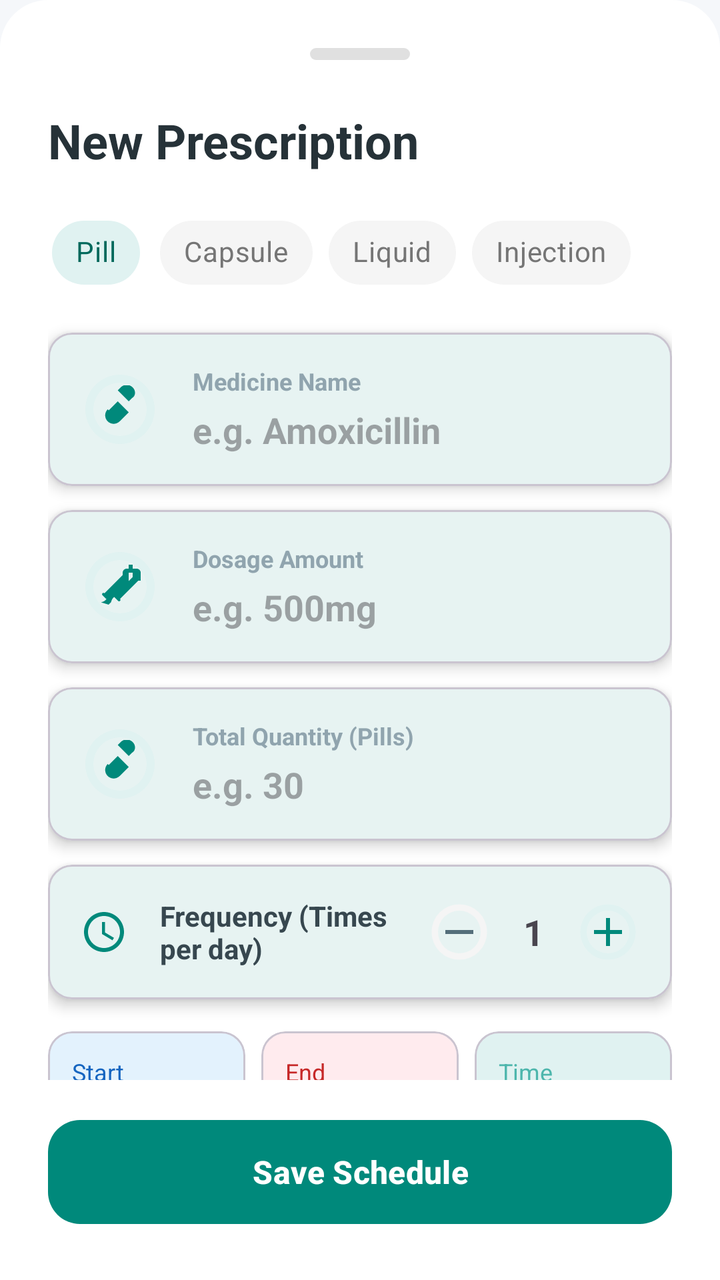
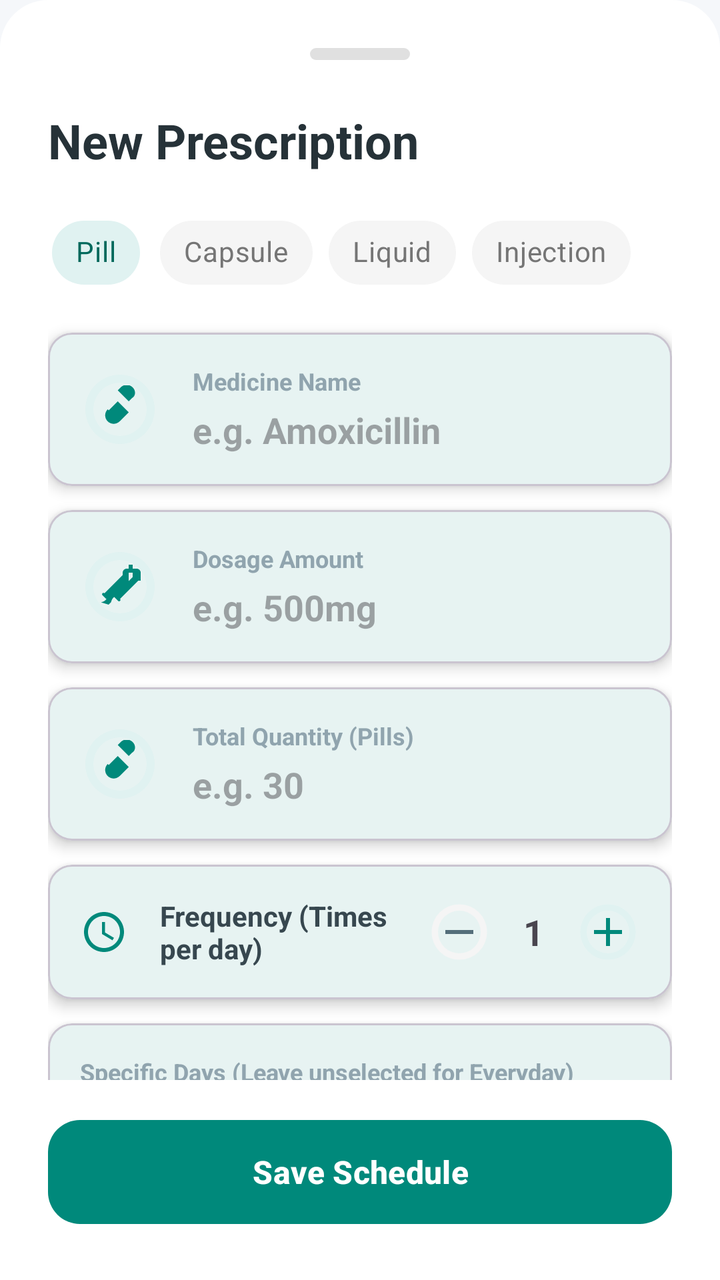

Before-and-after screenshots of an Android layout around one commit, followed by the original layout XML and the change that was made.
<!-- AndroidManifest.xml: application theme Theme.VitalFlow -->
<!-- res/layout/bottom_sheet_add_med.xml -->
<?xml version="1.0" encoding="utf-8"?>
<androidx.constraintlayout.widget.ConstraintLayout xmlns:android="http://schemas.android.com/apk/res/android"
    xmlns:app="http://schemas.android.com/apk/res-auto"
    android:layout_width="match_parent"
    android:layout_height="wrap_content"
    android:background="@drawable/bg_bottom_sheet"
    android:paddingTop="24dp"
    android:paddingBottom="24dp">

    <View
        android:id="@+id/dragHandle"
        android:layout_width="50dp"
        android:layout_height="6dp"
        android:background="@drawable/shape_drag_handle"
        app:layout_constraintEnd_toEndOf="parent"
        app:layout_constraintStart_toStartOf="parent"
        app:layout_constraintTop_toTopOf="parent" />

    <TextView
        android:id="@+id/tvSheetTitle"
        android:layout_width="wrap_content"
        android:layout_height="wrap_content"
        android:layout_marginStart="24dp"
        android:layout_marginTop="24dp"
        android:text="New Prescription"
        android:textColor="#263238"
        android:textSize="24sp"
        android:textStyle="bold"
        app:layout_constraintStart_toStartOf="parent"
        app:layout_constraintTop_toBottomOf="@id/dragHandle" />

    <androidx.core.widget.NestedScrollView
        android:id="@+id/scrollContainer"
        android:layout_width="match_parent"
        android:layout_height="wrap_content"
        android:layout_marginTop="16dp"
        android:fillViewport="true"
        app:layout_constrainedHeight="true"
        app:layout_constraintHeight_max="550dp"
        app:layout_constraintBottom_toTopOf="@id/btnSaveMed"
        app:layout_constraintTop_toBottomOf="@id/tvSheetTitle">

        <LinearLayout
            android:layout_width="match_parent"
            android:layout_height="wrap_content"
            android:orientation="vertical"
            android:paddingHorizontal="24dp"
            android:paddingBottom="16dp">

            <HorizontalScrollView
                android:layout_width="match_parent"
                android:layout_height="wrap_content"
                android:scrollbars="none">

                <com.google.android.material.chip.ChipGroup
                    android:id="@+id/chipGroupType"
                    android:layout_width="wrap_content"
                    android:layout_height="wrap_content"
                    app:selectionRequired="true"
                    app:singleSelection="true">

                    <com.google.android.material.chip.Chip
                        android:id="@+id/chipPill"
                        style="@style/Widget.MaterialComponents.Chip.Choice"
                        android:layout_width="wrap_content"
                        android:layout_height="wrap_content"
                        android:checked="true"
                        android:text="Pill"
                        android:textColor="@color/text_chip_selector"
                        app:chipBackgroundColor="@color/bg_chip_selector" />

                    <com.google.android.material.chip.Chip
                        android:id="@+id/chipCapsule"
                        style="@style/Widget.MaterialComponents.Chip.Choice"
                        android:layout_width="wrap_content"
                        android:layout_height="wrap_content"
                        android:text="Capsule"
                        android:textColor="@color/text_chip_selector"
                        app:chipBackgroundColor="@color/bg_chip_selector" />

                    <com.google.android.material.chip.Chip
                        android:id="@+id/chipLiquid"
                        style="@style/Widget.MaterialComponents.Chip.Choice"
                        android:layout_width="wrap_content"
                        android:layout_height="wrap_content"
                        android:text="Liquid"
                        android:textColor="@color/text_chip_selector"
                        app:chipBackgroundColor="@color/bg_chip_selector" />

                    <com.google.android.material.chip.Chip
                        android:id="@+id/chipInjections"
                        style="@style/Widget.MaterialComponents.Chip.Choice"
                        android:layout_width="wrap_content"
                        android:layout_height="wrap_content"
                        android:text="Injection"
                        android:textColor="@color/text_chip_selector"
                        app:chipBackgroundColor="@color/bg_chip_selector" />
                </com.google.android.material.chip.ChipGroup>
            </HorizontalScrollView>

            <com.google.android.material.card.MaterialCardView
                android:id="@+id/cardNameInput"
                android:layout_width="match_parent"
                android:layout_height="wrap_content"
                android:layout_marginTop="16dp"
                app:cardBackgroundColor="#FFFFFF"
                app:cardCornerRadius="12dp"
                app:cardElevation="4dp">

                <LinearLayout
                    android:layout_width="match_parent"
                    android:layout_height="wrap_content"
                    android:gravity="center_vertical"
                    android:orientation="horizontal"
                    android:padding="16dp">

                    <View
                        android:layout_width="40dp"
                        android:layout_height="40dp"
                        android:background="@drawable/circle_shape"
                        android:backgroundTint="#E0F2F1" />

                    <ImageView
                        android:layout_width="24dp"
                        android:layout_height="24dp"
                        android:layout_marginStart="-32dp"
                        android:src="@drawable/ic_medicine_pro"
                        app:tint="#00897B" />

                    <LinearLayout
                        android:layout_width="match_parent"
                        android:layout_height="wrap_content"
                        android:layout_marginStart="24dp"
                        android:orientation="vertical">

                        <TextView
                            android:layout_width="wrap_content"
                            android:layout_height="wrap_content"
                            android:text="Medicine Name"
                            android:textColor="#90A4AE"
                            android:textSize="12sp"
                            android:textStyle="bold" />

                        <EditText
                            android:id="@+id/etName"
                            android:layout_width="match_parent"
                            android:layout_height="wrap_content"
                            android:background="@android:color/transparent"
                            android:hint="e.g. Amoxicillin"
                            android:inputType="textCapWords"
                            android:paddingTop="4dp"
                            android:textColor="#263238"
                            android:textSize="18sp"
                            android:textStyle="bold" />
                    </LinearLayout>
                </LinearLayout>
            </com.google.android.material.card.MaterialCardView>

            <com.google.android.material.card.MaterialCardView
                android:id="@+id/cardDoseInput"
                android:layout_width="match_parent"
                android:layout_height="wrap_content"
                android:layout_marginTop="12dp"
                app:cardBackgroundColor="#FFFFFF"
                app:cardCornerRadius="12dp"
                app:cardElevation="4dp">

                <LinearLayout
                    android:layout_width="match_parent"
                    android:layout_height="wrap_content"
                    android:gravity="center_vertical"
                    android:orientation="horizontal"
                    android:padding="16dp">

                    <View
                        android:layout_width="40dp"
                        android:layout_height="40dp"
                        android:background="@drawable/circle_shape"
                        android:backgroundTint="#E0F2F1" />

                    <ImageView
                        android:layout_width="24dp"
                        android:layout_height="24dp"
                        android:layout_marginStart="-32dp"
                        android:src="@drawable/ic_dosage_pro"
                        app:tint="#00897B" />

                    <LinearLayout
                        android:layout_width="match_parent"
                        android:layout_height="wrap_content"
                        android:layout_marginStart="24dp"
                        android:orientation="vertical">

                        <TextView
                            android:layout_width="wrap_content"
                            android:layout_height="wrap_content"
                            android:text="Dosage Amount"
                            android:textColor="#90A4AE"
                            android:textSize="12sp"
                            android:textStyle="bold" />

                        <EditText
                            android:id="@+id/etDosage"
                            android:layout_width="match_parent"
                            android:layout_height="wrap_content"
                            android:background="@android:color/transparent"
                            android:hint="e.g. 500mg"
                            android:inputType="text"
                            android:paddingTop="4dp"
                            android:textColor="#263238"
                            android:textSize="18sp"
                            android:textStyle="bold" />
                    </LinearLayout>
                </LinearLayout>
            </com.google.android.material.card.MaterialCardView>

            <com.google.android.material.card.MaterialCardView
                android:id="@+id/cardQuantityInput"
                android:layout_width="match_parent"
                android:layout_height="wrap_content"
                android:layout_marginTop="12dp"
                app:cardBackgroundColor="#FFFFFF"
                app:cardCornerRadius="12dp"
                app:cardElevation="4dp">

                <LinearLayout
                    android:layout_width="match_parent"
                    android:layout_height="wrap_content"
                    android:gravity="center_vertical"
                    android:orientation="horizontal"
                    android:padding="16dp">

                    <View
                        android:layout_width="40dp"
                        android:layout_height="40dp"
                        android:background="@drawable/circle_shape"
                        android:backgroundTint="#E0F2F1" />

                    <ImageView
                        android:layout_width="24dp"
                        android:layout_height="24dp"
                        android:layout_marginStart="-32dp"
                        android:src="@drawable/ic_medicine_pro"
                        app:tint="#00897B" />

                    <LinearLayout
                        android:layout_width="match_parent"
                        android:layout_height="wrap_content"
                        android:layout_marginStart="24dp"
                        android:orientation="vertical">

                        <TextView
                            android:id="@+id/tvQuantityLabel"
                            android:layout_width="wrap_content"
                            android:layout_height="wrap_content"
                            android:text="Total Quantity (Pills)"
                            android:textColor="#90A4AE"
                            android:textSize="12sp"
                            android:textStyle="bold" />

                        <EditText
                            android:id="@+id/etQuantity"
                            android:layout_width="match_parent"
                            android:layout_height="wrap_content"
                            android:background="@android:color/transparent"
                            android:hint="e.g. 30"
                            android:inputType="number"
                            android:paddingTop="4dp"
                            android:textColor="#263238"
                            android:textSize="18sp"
                            android:textStyle="bold" />
                    </LinearLayout>
                </LinearLayout>
            </com.google.android.material.card.MaterialCardView>

            <com.google.android.material.card.MaterialCardView
                android:id="@+id/cardFrequency"
                android:layout_width="match_parent"
                android:layout_height="wrap_content"
                android:layout_marginTop="12dp"
                app:cardBackgroundColor="#FFFFFF"
                app:cardCornerRadius="12dp"
                app:cardElevation="4dp">

                <LinearLayout
                    android:layout_width="match_parent"
                    android:layout_height="wrap_content"
                    android:gravity="center_vertical"
                    android:orientation="horizontal"
                    android:padding="16dp">

                    <ImageView
                        android:layout_width="24dp"
                        android:layout_height="24dp"
                        android:src="@drawable/ic_clock"
                        app:tint="#00897B" />

                    <TextView
                        android:layout_width="0dp"
                        android:layout_height="wrap_content"
                        android:layout_weight="1"
                        android:layout_marginStart="16dp"
                        android:text="Frequency (Times per day)"
                        android:textColor="#37474F"
                        android:textStyle="bold" />

                    <ImageButton
                        android:id="@+id/btnMinusFreq"
                        android:layout_width="32dp"
                        android:layout_height="32dp"
                        android:background="@drawable/circle_shape"
                        android:backgroundTint="#F5F5F5"
                        android:src="@drawable/ic_minus"
                        app:tint="#546E7A" />

                    <TextView
                        android:id="@+id/tvFrequency"
                        android:layout_width="wrap_content"
                        android:layout_height="wrap_content"
                        android:layout_marginHorizontal="16dp"
                        android:text="1"
                        android:textSize="18sp"
                        android:textStyle="bold" />

                    <ImageButton
                        android:id="@+id/btnPlusFreq"
                        android:layout_width="32dp"
                        android:layout_height="32dp"
                        android:background="@drawable/circle_shape"
                        android:backgroundTint="#E0F2F1"
                        android:src="@drawable/ic_add"
                        app:tint="#00897B" />
                </LinearLayout>
            </com.google.android.material.card.MaterialCardView>

            <LinearLayout
                android:id="@+id/layoutDateTime"
                android:layout_width="match_parent"
                android:layout_height="wrap_content"
                android:layout_marginTop="16dp"
                android:orientation="horizontal">

                <com.google.android.material.card.MaterialCardView
                    android:id="@+id/cardDatePicker"
                    android:layout_width="0dp"
                    android:layout_height="wrap_content"
                    android:layout_weight="1"
                    android:layout_marginEnd="4dp"
                    app:cardBackgroundColor="#E3F2FD"
                    app:cardCornerRadius="12dp"
                    app:cardElevation="0dp">

                    <LinearLayout
                        android:layout_width="match_parent"
                        android:layout_height="wrap_content"
                        android:orientation="vertical"
                        android:padding="12dp">

                        <TextView
                            android:layout_width="wrap_content"
                            android:layout_height="wrap_content"
                            android:text="Start"
                            android:textColor="#1565C0"
                            android:textSize="12sp" />

                        <TextView
                            android:id="@+id/tvStartDate"
                            android:layout_width="wrap_content"
                            android:layout_height="wrap_content"
                            android:layout_marginTop="4dp"
                            android:text="Today"
                            android:textColor="#0D47A1"
                            android:textSize="14sp"
                            android:textStyle="bold" />
                    </LinearLayout>
                </com.google.android.material.card.MaterialCardView>

                <com.google.android.material.card.MaterialCardView
                    android:id="@+id/cardEndDatePicker"
                    android:layout_width="0dp"
                    android:layout_height="wrap_content"
                    android:layout_weight="1"
                    android:layout_marginHorizontal="4dp"
                    app:cardBackgroundColor="#FFEBEE"
                    app:cardCornerRadius="12dp"
                    app:cardElevation="0dp">

                    <LinearLayout
                        android:layout_width="match_parent"
                        android:layout_height="wrap_content"
                        android:orientation="vertical"
                        android:padding="12dp">

                        <TextView
                            android:layout_width="wrap_content"
                            android:layout_height="wrap_content"
                            android:text="End"
                            android:textColor="#C62828"
                            android:textSize="12sp" />

                        <TextView
                            android:id="@+id/tvEndDate"
                            android:layout_width="wrap_content"
                            android:layout_height="wrap_content"
                            android:layout_marginTop="4dp"
                            android:text="Forever"
                            android:textColor="#B71C1C"
                            android:textSize="14sp"
                            android:textStyle="bold" />
                    </LinearLayout>
                </com.google.android.material.card.MaterialCardView>

                <com.google.android.material.card.MaterialCardView
                    android:id="@+id/cardTimePicker"
                    android:layout_width="0dp"
                    android:layout_height="wrap_content"
                    android:layout_weight="1"
                    android:layout_marginStart="4dp"
                    app:cardBackgroundColor="#E0F2F1"
                    app:cardCornerRadius="12dp"
                    app:cardElevation="0dp">

                    <LinearLayout
                        android:layout_width="match_parent"
                        android:layout_height="wrap_content"
                        android:orientation="vertical"
                        android:padding="12dp">

                        <TextView
                            android:layout_width="wrap_content"
                            android:layout_height="wrap_content"
                            android:text="Time"
                            android:textColor="#4DB6AC"
                            android:textSize="12sp" />

                        <TextView
                            android:id="@+id/tvSelectedTime"
                            android:layout_width="wrap_content"
                            android:layout_height="wrap_content"
                            android:layout_marginTop="4dp"
                            android:text="08:00 AM"
                            android:textColor="#00695C"
                            android:textSize="14sp"
                            android:textStyle="bold" />
                    </LinearLayout>
                </com.google.android.material.card.MaterialCardView>
            </LinearLayout>

            <com.google.android.material.card.MaterialCardView
                android:id="@+id/cardDoctor"
                android:layout_width="match_parent"
                android:layout_height="wrap_content"
                android:layout_marginTop="16dp"
                app:cardBackgroundColor="#F0F8F6"
                app:cardCornerRadius="12dp"
                app:cardElevation="0dp"
                app:strokeColor="#B2DFDB"
                app:strokeWidth="1dp">

                <LinearLayout
                    android:layout_width="match_parent"
                    android:layout_height="wrap_content"
                    android:orientation="vertical"
                    android:padding="16dp">

                    <TextView
                        android:layout_width="wrap_content"
                        android:layout_height="wrap_content"
                        android:layout_marginBottom="8dp"
                        android:text="Prescription Details (Optional)"
                        android:textColor="#00695C"
                        android:textSize="12sp"
                        android:textStyle="bold" />

                    <LinearLayout
                        android:layout_width="match_parent"
                        android:layout_height="wrap_content"
                        android:orientation="horizontal">

                        <LinearLayout
                            android:layout_width="0dp"
                            android:layout_height="wrap_content"
                            android:layout_weight="1"
                            android:orientation="vertical">

                            <LinearLayout
                                android:layout_width="match_parent"
                                android:layout_height="wrap_content"
                                android:gravity="center_vertical"
                                android:orientation="horizontal">

                                <ImageView
                                    android:layout_width="20dp"
                                    android:layout_height="20dp"
                                    android:src="@drawable/ic_doctor"
                                    app:tint="#546E7A" />

                                <EditText
                                    android:id="@+id/etDoctor"
                                    android:layout_width="match_parent"
                                    android:layout_height="wrap_content"
                                    android:background="@android:color/transparent"
                                    android:hint="Dr. Name"
                                    android:inputType="textPersonName"
                                    android:paddingVertical="8dp"
                                    android:paddingStart="8dp"
                                    android:textSize="14sp" />
                            </LinearLayout>

                            <View
                                android:layout_width="match_parent"
                                android:layout_height="1dp"
                                android:background="#CFD8DC" />
                        </LinearLayout>

                        <View
                            android:layout_width="16dp"
                            android:layout_height="1dp" />

                        <LinearLayout
                            android:layout_width="0dp"
                            android:layout_height="wrap_content"
                            android:layout_weight="1"
                            android:orientation="vertical">

                            <LinearLayout
                                android:layout_width="match_parent"
                                android:layout_height="wrap_content"
                                android:gravity="center_vertical"
                                android:orientation="horizontal">

                                <ImageView
                                    android:layout_width="20dp"
                                    android:layout_height="20dp"
                                    android:src="@drawable/ic_hospital"
                                    app:tint="#546E7A" />

                                <EditText
                                    android:id="@+id/etHospital"
                                    android:layout_width="match_parent"
                                    android:layout_height="wrap_content"
                                    android:background="@android:color/transparent"
                                    android:hint="Hospital"
                                    android:inputType="text"
                                    android:paddingVertical="8dp"
                                    android:paddingStart="8dp"
                                    android:textSize="14sp" />
                            </LinearLayout>

                            <View
                                android:layout_width="match_parent"
                                android:layout_height="1dp"
                                android:background="#CFD8DC" />
                        </LinearLayout>
                    </LinearLayout>
                </LinearLayout>
            </com.google.android.material.card.MaterialCardView>

        </LinearLayout>
    </androidx.core.widget.NestedScrollView>

    <com.google.android.material.button.MaterialButton
        android:id="@+id/btnSaveMed"
        android:layout_width="match_parent"
        android:layout_height="60dp"
        android:layout_marginHorizontal="24dp"
        android:layout_marginTop="16dp"
        android:elevation="4dp"
        android:text="Save Schedule"
        android:textColor="#FFFFFF"
        android:textSize="16sp"
        android:textStyle="bold"
        app:backgroundTint="#00897B"
        app:cornerRadius="16dp"
        app:layout_constraintBottom_toBottomOf="parent"
        app:layout_constraintTop_toBottomOf="@id/scrollContainer" />

</androidx.constraintlayout.widget.ConstraintLayout>
<!-- resources referenced by this layout -->
<resources>
  <!-- drawable bg_bottom_sheet (drawable) -->
  <?xml version="1.0" encoding="utf-8"?>
  <shape xmlns:android="http://schemas.android.com/apk/res/android">
      <solid android:color="#FFFFFF" />
      <corners android:topLeftRadius="24dp" android:topRightRadius="24dp" />
  </shape>
  <!-- drawable circle_shape (drawable) -->
  <?xml version="1.0" encoding="utf-8"?>
  <shape xmlns:android="http://schemas.android.com/apk/res/android"
      android:innerRadiusRatio="3"
      android:shape="ring"
      android:thicknessRatio="10.0"
      android:useLevel="false">
      <solid android:color="#ECEFF1" />
  </shape>
  <!-- drawable ic_add (drawable) -->
  <vector xmlns:android="http://schemas.android.com/apk/res/android" android:height="24dp" android:tint="#000000" android:viewportHeight="960" android:viewportWidth="960" android:width="24dp">
        
      <path android:fillColor="@android:color/white" android:pathData="M440,520L200,520L200,440L440,440L440,200L520,200L520,440L760,440L760,520L520,520L520,760L440,760L440,520Z"/>
      
  </vector>
  <!-- drawable ic_clock (drawable) -->
  <vector xmlns:android="http://schemas.android.com/apk/res/android"
      android:width="24dp"
      android:height="24dp"
      android:viewportWidth="24"
      android:viewportHeight="24"
      android:tint="#000000">
      <path
          android:fillColor="@android:color/white"
          android:pathData="M11.99,2C6.47,2 2,6.48 2,12s4.47,10 9.99,10C17.52,22 22,17.52 22,12S17.52,2 11.99,2zM12,20c-4.42,0 -8,-3.58 -8,-8s3.58,-8 8,-8 8,3.58 8,8 -3.58,8 -8,8zM12.5,7H11v6l5.25,3.15 0.75,-1.23 -4.5,-2.67z" />
  </vector>
  <!-- drawable ic_hospital (drawable) -->
  <vector xmlns:android="http://schemas.android.com/apk/res/android"
      android:width="24dp"
      android:height="24dp"
      android:viewportWidth="24"
      android:viewportHeight="24"
      android:tint="#757575">
      <path
          android:fillColor="@android:color/white"
          android:pathData="M19,3H5C3.9,3 3,3.9 3,5v14c0,1.1 0.9,2 2,2h14c1.1,0 2,-0.9 2,-2V5C21,3.9 20.1,3 19,3zM10,10.5h2v2h-2v2H8v-2H6v-2h2v-2h2V10.5zM15,16H9v-2h6V16zM17,12h-2v-2h2V12z" />
  </vector>
  <!-- drawable ic_medicine_pro (drawable) -->
  <vector xmlns:android="http://schemas.android.com/apk/res/android"
      android:width="24dp"
      android:height="24dp"
      android:viewportWidth="24"
      android:viewportHeight="24"
      android:tint="#00897B">
      <path
          android:fillColor="@android:color/white"
          android:pathData="M6,12.5l4.5,-4.5l5.5,5.5l-4.5,4.5c-1.66,1.66 -4.34,1.66 -6,0c-1.66,-1.66 -1.66,-4.34 0,-6zM17.5,6.5L16,8l-5.5,-5.5l1.5,-1.5c1.66,-1.66 4.34,-1.66 6,0c1.66,1.66 1.66,4.34 -0.5,5.5z" />
  </vector>
  <!-- drawable ic_minus (drawable) -->
  <vector xmlns:android="http://schemas.android.com/apk/res/android"
      android:width="24dp"
      android:height="24dp"
      android:viewportWidth="24"
      android:viewportHeight="24">
      <path
          android:fillColor="#546E7A"
          android:pathData="M19,13H5v-2h14v2z" />
  </vector>
  <!-- drawable shape_drag_handle (drawable) -->
  <shape xmlns:android="http://schemas.android.com/apk/res/android">
      <solid android:color="#E0E0E0"/>
      <corners android:radius="4dp"/>
  </shape>
  <style name="Theme.VitalFlow" parent="Base.Theme.VitalFlow" />
  <color name="primary">#00897B</color>
  <color name="primary_dark">#00584D</color>
  <color name="white">#FFFFFFFF</color>
  <color name="secondary">#FF8A65</color>
  <color name="secondary_dark">#C75B39</color>
  <color name="black">#FF000000</color>
  <color name="background_light">#F5F7FA</color>
  <color name="surface_light">#FFFFFF</color>
  <color name="text_primary_light">#1F2937</color>
  <color name="text_secondary_light">#6B7280</color>
  <!-- unchanged entries left out for length: 3 -->
</resources>

<!-- the commit's change to res/layout/bottom_sheet_add_med.xml (unified diff, before → after) -->
@@ -330,6 +330,95 @@
                         android:backgroundTint="#E0F2F1"
                         android:src="@drawable/ic_add"
                         app:tint="#00897B" />
+                </LinearLayout>
+            </com.google.android.material.card.MaterialCardView>
+
+            <com.google.android.material.card.MaterialCardView
+                android:id="@+id/cardDays"
+                android:layout_width="match_parent"
+                android:layout_height="wrap_content"
+                android:layout_marginTop="12dp"
+                app:cardBackgroundColor="#FFFFFF"
+                app:cardCornerRadius="12dp"
+                app:cardElevation="4dp">
+
+                <LinearLayout
+                    android:layout_width="match_parent"
+                    android:layout_height="wrap_content"
+                    android:orientation="vertical"
+                    android:padding="16dp">
+
+                    <TextView
+                        android:layout_width="wrap_content"
+                        android:layout_height="wrap_content"
+                        android:text="Specific Days (Leave unselected for Everyday)"
+                        android:textColor="#90A4AE"
+                        android:textSize="12sp"
+                        android:textStyle="bold" />
+
+                    <HorizontalScrollView
+                        android:layout_width="match_parent"
+                        android:layout_height="wrap_content"
+                        android:layout_marginTop="8dp"
+                        android:scrollbars="none">
+
+                        <com.google.android.material.chip.ChipGroup
+                            android:id="@+id/chipGroupDays"
+                            android:layout_width="wrap_content"
+                            android:layout_height="wrap_content"
+                            app:singleSelection="false">
+
+                            <com.google.android.material.chip.Chip
+                                android:id="@+id/chipMon"
+                                style="@style/Widget.MaterialComponents.Chip.Filter"
+                                android:layout_width="wrap_content"
+                                android:layout_height="wrap_content"
+                                android:text="Mon" />
+
+                            <com.google.android.material.chip.Chip
+                                android:id="@+id/chipTue"
+                                style="@style/Widget.MaterialComponents.Chip.Filter"
+                                android:layout_width="wrap_content"
+                                android:layout_height="wrap_content"
+                                android:text="Tue" />
+
+                            <com.google.android.material.chip.Chip
+                                android:id="@+id/chipWed"
+                                style="@style/Widget.MaterialComponents.Chip.Filter"
+                                android:layout_width="wrap_content"
+                                android:layout_height="wrap_content"
+                                android:text="Wed" />
+
+                            <com.google.android.material.chip.Chip
+                                android:id="@+id/chipThu"
+                                style="@style/Widget.MaterialComponents.Chip.Filter"
+                                android:layout_width="wrap_content"
+                                android:layout_height="wrap_content"
+                                android:text="Thu" />
+
+                            <com.google.android.material.chip.Chip
+                                android:id="@+id/chipFri"
+                                style="@style/Widget.MaterialComponents.Chip.Filter"
+                                android:layout_width="wrap_content"
+                                android:layout_height="wrap_content"
+                                android:text="Fri" />
+
+                            <com.google.android.material.chip.Chip
+                                android:id="@+id/chipSat"
+                                style="@style/Widget.MaterialComponents.Chip.Filter"
+                                android:layout_width="wrap_content"
+                                android:layout_height="wrap_content"
+                                android:text="Sat" />
+
+                            <com.google.android.material.chip.Chip
+                                android:id="@+id/chipSun"
+                                style="@style/Widget.MaterialComponents.Chip.Filter"
+                                android:layout_width="wrap_content"
+                                android:layout_height="wrap_content"
+                                android:text="Sun" />
+
+                        </com.google.android.material.chip.ChipGroup>
+                    </HorizontalScrollView>
                 </LinearLayout>
             </com.google.android.material.card.MaterialCardView>
 
